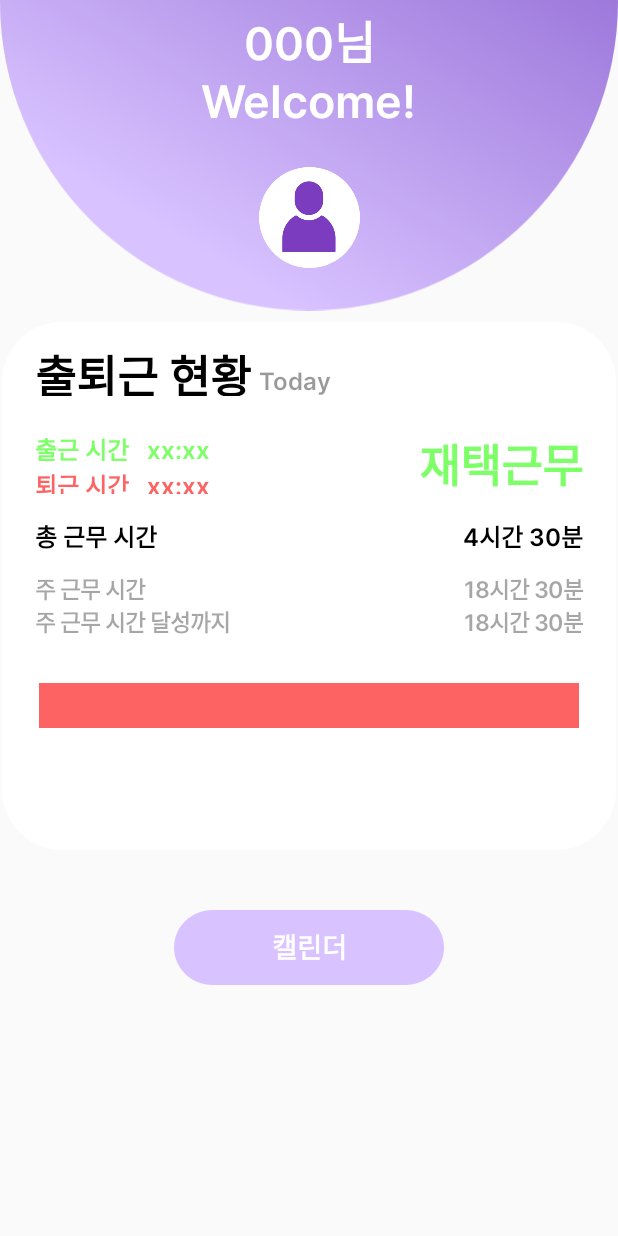
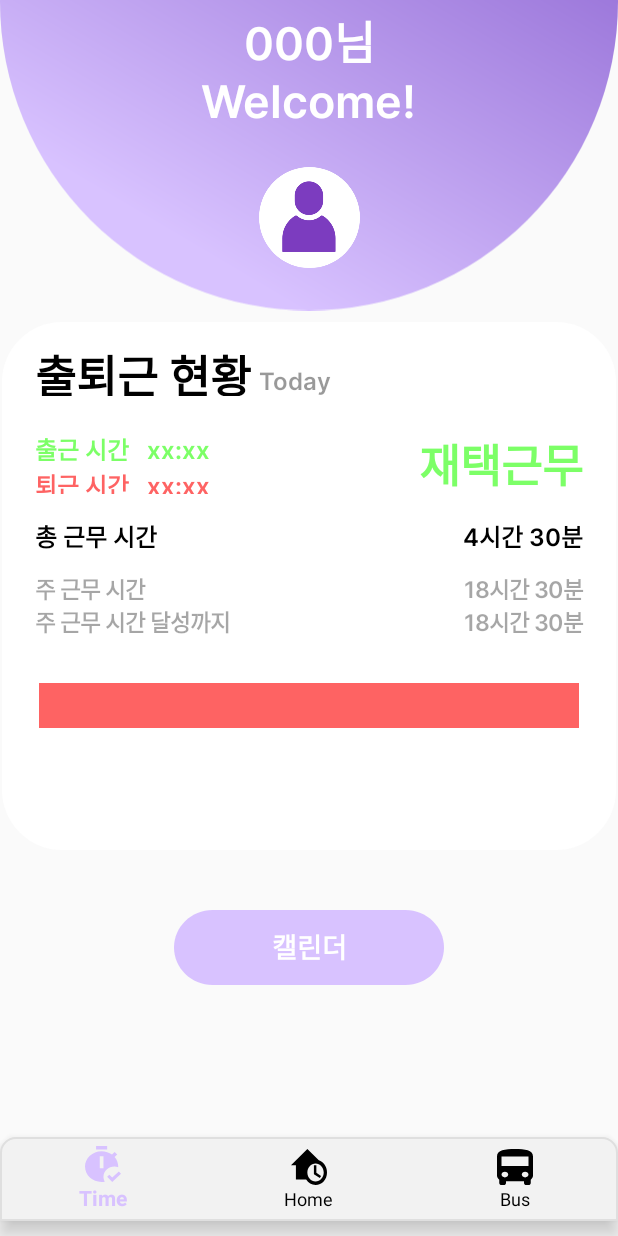
Before and after one commit to MidasApp9team/midas_android2, an Android app built with Jetpack Compose: the MainActivity screen opened directly, with no data from a screen before it, on a phone screen of 412 x 824 dp. Run offline under Robolectric (Android 15) with nearby library versions, the phone set to English and light mode, and no system bars; our stand-ins replace Dagger/Hilt's generated code, data binding.

Commit message:
feat: view pager

```diff
--- a/app/build.gradle
+++ b/app/build.gradle
@@ -64,6 +64,8 @@ dependencies {
     implementation 'androidx.activity:activity-ktx:1.1.0'
     implementation 'androidx.fragment:fragment-ktx:1.2.5'
 
+    implementation "androidx.viewpager2:viewpager2:1.0.0"
+
     implementation "com.google.dagger:hilt-android:$hilt_version"
     implementation "com.google.dagger:hilt-android-compiler:$hilt_version"
     implementation 'androidx.activity:activity-compose:1.3.1'
--- /dev/null
+++ b/app/src/main/java/com/example/midasandroid2/bus/BusFragment.kt
@@ -0,0 +1,19 @@
+package com.example.midasandroid2.bus
+
+import android.os.Bundle
+import androidx.fragment.app.Fragment
+import android.view.LayoutInflater
+import android.view.View
+import android.view.ViewGroup
+import com.example.midasandroid2.R
+import com.example.midasandroid2.base.BaseFragment
+import com.example.midasandroid2.databinding.FragmentBusBinding
+
+class BusFragment : BaseFragment<FragmentBusBinding>(R.layout.fragment_bus) {
+    override fun initView() {
+
+    }
+
+    override fun observeEvent() {}
+
+}
--- /dev/null
+++ b/app/src/main/java/com/example/midasandroid2/home/HomeFragment.kt
@@ -0,0 +1,60 @@
+package com.example.midasandroid2.home
+
+import android.os.Bundle
+import androidx.fragment.app.Fragment
+import android.view.LayoutInflater
+import android.view.View
+import android.view.ViewGroup
+import com.example.midasandroid2.R
+
+// TODO: Rename parameter arguments, choose names that match
+// the fragment initialization parameters, e.g. ARG_ITEM_NUMBER
+private const val ARG_PARAM1 = "param1"
+private const val ARG_PARAM2 = "param2"
+
+/**
+ * A simple [Fragment] subclass.
+ * Use the [HomeFragment.newInstance] factory method to
+ * create an instance of this fragment.
+ */
+class HomeFragment : Fragment() {
+    // TODO: Rename and change types of parameters
+    private var param1: String? = null
+    private var param2: String? = null
+
+    override fun onCreate(savedInstanceState: Bundle?) {
+        super.onCreate(savedInstanceState)
+        arguments?.let {
+            param1 = it.getString(ARG_PARAM1)
+            param2 = it.getString(ARG_PARAM2)
+        }
+    }
+
+    override fun onCreateView(
+        inflater: LayoutInflater, container: ViewGroup?,
+        savedInstanceState: Bundle?
+    ): View? {
+        // Inflate the layout for this fragment
+        return inflater.inflate(R.layout.fragment_home, container, false)
+    }
+
+    companion object {
+        /**
+         * Use this factory method to create a new instance of
+         * this fragment using the provided parameters.
+         *
+         * @param param1 Parameter 1.
+         * @param param2 Parameter 2.
+         * @return A new instance of fragment HomeFragment.
+         */
+        // TODO: Rename and change types and number of parameters
+        @JvmStatic
+        fun newInstance(param1: String, param2: String) =
+            HomeFragment().apply {
+                arguments = Bundle().apply {
+                    putString(ARG_PARAM1, param1)
+                    putString(ARG_PARAM2, param2)
+                }
+            }
+    }
+}
--- a/app/src/main/java/com/example/midasandroid2/main/MainActivity.kt
+++ b/app/src/main/java/com/example/midasandroid2/main/MainActivity.kt
@@ -1,43 +1,62 @@
 package com.example.midasandroid2.main
 
-import android.content.Intent
-import androidx.activity.viewModels
-import androidx.compose.ui.platform.ViewCompositionStrategy
+import android.view.MenuItem
+import androidx.viewpager2.widget.ViewPager2
 import com.example.midasandroid2.R
 import com.example.midasandroid2.base.BaseActivity
-import com.example.midasandroid2.calendar.CalendarActivity
 import com.example.midasandroid2.databinding.ActivityMainBinding
-import com.example.midasandroid2.main.compose.MainComposeHelper
-import com.example.midasandroid2.util.repeatOnStarted
+import com.example.midasandroid2.util.ViewPagerAdapter
+import com.google.android.material.bottomnavigation.BottomNavigationView
 import dagger.hilt.android.AndroidEntryPoint
 
 @AndroidEntryPoint
-class MainActivity : BaseActivity<ActivityMainBinding>(R.layout.activity_main){
+class MainActivity : BaseActivity<ActivityMainBinding>(R.layout.activity_main), BottomNavigationView.OnNavigationItemSelectedListener{
 
-    private val mainViewModel: MainViewModel by viewModels()
+    private lateinit var bottomNavigationView: BottomNavigationView
 
     override fun initView() {
         binding.run {
-            btnCalendar.setOnClickListener {
-                startActivity(Intent(this@MainActivity,CalendarActivity::class.java))
+            pager.run {
+                adapter = ViewPagerAdapter(this@MainActivity)
+                registerOnPageChangeCallback(
+                    object : ViewPager2.OnPageChangeCallback() {
+                        override fun onPageSelected(position: Int) {
+                            super.onPageSelected(position)
+                            mainBottomNavigation.menu.getItem(position).isChecked = true
+                        }
+                    }
+                )
             }
+            mainBottomNavigation.setOnNavigationItemSelectedListener(this@MainActivity)
 
-            composeView.apply {
-                setViewCompositionStrategy(ViewCompositionStrategy.DisposeOnViewTreeLifecycleDestroyed)
-                setContent {
-                    MainComposeHelper()
-                }
+            bottomNavigationView = mainBottomNavigation
+            bottomNavigationView.run {
+                setOnNavigationItemSelectedListener(this@MainActivity)
+                selectedItemId = R.id.menu_time
             }
         }
     }
 
-    override fun observeEvent() {
-        repeatOnStarted {
-            mainViewModel.eventFlow.collect {
-                when(it){
+    override fun observeEvent() {}
 
+    override fun onNavigationItemSelected(item: MenuItem): Boolean {
+        binding.run {
+            when (item.itemId) {
+                R.id.menu_time -> {
+                    pager.currentItem = 0
+                    return true
+                }
+                R.id.menu_home -> {
+                    pager.currentItem = 1
+                    return true
+                }
+                R.id.menu_bus -> {
+                    pager.currentItem = 2
+                    return true
                 }
             }
+            return false
         }
+
     }
 }
--- /dev/null
+++ b/app/src/main/java/com/example/midasandroid2/main/MainFragment.kt
@@ -0,0 +1,49 @@
+package com.example.midasandroid2.main
+
+import android.content.Intent
+import android.os.Bundle
+import androidx.fragment.app.Fragment
+import android.view.LayoutInflater
+import android.view.View
+import android.view.ViewGroup
+import androidx.activity.viewModels
+import androidx.compose.ui.platform.ViewCompositionStrategy
+import androidx.fragment.app.viewModels
+import com.example.midasandroid2.R
+import com.example.midasandroid2.base.BaseFragment
+import com.example.midasandroid2.calendar.CalendarActivity
+import com.example.midasandroid2.databinding.FragmentMainBinding
+import com.example.midasandroid2.main.compose.MainComposeHelper
+import com.example.midasandroid2.util.repeatOnStarted
+import dagger.hilt.android.AndroidEntryPoint
+
+@AndroidEntryPoint
+class MainFragment : BaseFragment<FragmentMainBinding>(R.layout.fragment_main){
+
+    private val mainViewModel: MainViewModel by viewModels()
+
+    override fun initView() {
+        binding.run {
+            btnCalendar.setOnClickListener {
+                startActivity(Intent(requireContext(), CalendarActivity::class.java))
+            }
+
+            composeView.apply {
+                setViewCompositionStrategy(ViewCompositionStrategy.DisposeOnViewTreeLifecycleDestroyed)
+                setContent {
+                    MainComposeHelper()
+                }
+            }
+        }
+    }
+
+    override fun observeEvent() {
+        repeatOnStarted {
+            mainViewModel.eventFlow.collect {
+                when(it){
+
+                }
+            }
+        }
+    }
+}
--- /dev/null
+++ b/app/src/main/java/com/example/midasandroid2/util/ViewPagerAdapter.kt
@@ -0,0 +1,20 @@
+package com.example.midasandroid2.util
+
+import androidx.fragment.app.Fragment
+import androidx.fragment.app.FragmentActivity
+import androidx.viewpager2.adapter.FragmentStateAdapter
+import com.example.midasandroid2.bus.BusFragment
+import com.example.midasandroid2.home.HomeFragment
+import com.example.midasandroid2.main.MainFragment
+
+class ViewPagerAdapter(fragment: FragmentActivity) : FragmentStateAdapter(fragment){
+    override fun getItemCount(): Int = 3
+    override fun createFragment(position: Int): Fragment {
+        return when (position) {
+            0 -> MainFragment()
+            1-> HomeFragment()
+            2 -> BusFragment()
+            else -> MainFragment()
+        }
+    }
+}
--- /dev/null
+++ b/app/src/main/res/drawable/icon_bus.xml
@@ -0,0 +1,9 @@
+<vector xmlns:android="http://schemas.android.com/apk/res/android"
+    android:width="36dp"
+    android:height="36dp"
+    android:viewportWidth="36"
+    android:viewportHeight="36">
+  <path
+      android:pathData="M31.5,17.053H4.5V7.579H31.5M28.125,28.421C27.23,28.421 26.371,28.122 25.739,27.589C25.106,27.056 24.75,26.333 24.75,25.579C24.75,24.825 25.106,24.102 25.739,23.569C26.371,23.036 27.23,22.737 28.125,22.737C29.02,22.737 29.878,23.036 30.511,23.569C31.144,24.102 31.5,24.825 31.5,25.579C31.5,26.333 31.144,27.056 30.511,27.589C29.878,28.122 29.02,28.421 28.125,28.421M7.875,28.421C6.98,28.421 6.121,28.122 5.489,27.589C4.856,27.056 4.5,26.333 4.5,25.579C4.5,24.825 4.856,24.102 5.489,23.569C6.121,23.036 6.98,22.737 7.875,22.737C8.77,22.737 9.629,23.036 10.262,23.569C10.894,24.102 11.25,24.825 11.25,25.579C11.25,26.333 10.894,27.056 10.262,27.589C9.629,28.122 8.77,28.421 7.875,28.421M0,26.526C0,28.194 0.877,29.691 2.25,30.733V34.105C2.25,34.608 2.487,35.09 2.909,35.445C3.331,35.8 3.903,36 4.5,36H6.75C7.347,36 7.919,35.8 8.341,35.445C8.763,35.09 9,34.608 9,34.105V32.21H27V34.105C27,34.608 27.237,35.09 27.659,35.445C28.081,35.8 28.653,36 29.25,36H31.5C32.097,36 32.669,35.8 33.091,35.445C33.513,35.09 33.75,34.608 33.75,34.105V30.733C35.123,29.691 36,28.194 36,26.526V7.579C36,0.947 27.945,0 18,0C8.055,0 0,0.947 0,7.579V26.526Z"
+      android:fillColor="#000000"/>
+</vector>
--- /dev/null
+++ b/app/src/main/res/drawable/icon_home.xml
@@ -0,0 +1,9 @@
+<vector xmlns:android="http://schemas.android.com/apk/res/android"
+    android:width="36dp"
+    android:height="36dp"
+    android:viewportWidth="36"
+    android:viewportHeight="36">
+  <path
+      android:pathData="M25.364,23.85L30.044,26.892L28.816,29.088L22.909,25.2V16.2H25.364V23.85ZM36,23.4C36,30.366 30.878,36 24.545,36C20.651,36 17.231,33.858 15.153,30.6H4.909V16.2H0L16.364,0L27.818,11.322C32.547,12.87 36,17.694 36,23.4ZM32.727,23.4C32.727,18.432 29.062,14.4 24.545,14.4C20.029,14.4 16.364,18.432 16.364,23.4C16.364,28.368 20.029,32.4 24.545,32.4C29.062,32.4 32.727,28.368 32.727,23.4Z"
+      android:fillColor="#000000"/>
+</vector>
--- /dev/null
+++ b/app/src/main/res/drawable/icon_time.xml
@@ -0,0 +1,9 @@
+<vector xmlns:android="http://schemas.android.com/apk/res/android"
+    android:width="36dp"
+    android:height="36dp"
+    android:viewportWidth="36"
+    android:viewportHeight="36">
+  <path
+      android:pathData="M22.154,3.429H11.077V0H22.154V3.429ZM18.462,30.857C18.462,32.623 18.941,34.286 19.772,35.709C18.757,35.897 17.705,36 16.615,36C7.44,36 0,29.091 0,20.571C0,12.051 7.44,5.143 16.615,5.143C20.529,5.143 24.129,6.411 26.991,8.571L29.612,6.103C30.554,6.857 31.385,7.646 32.215,8.52L29.594,10.954C31.865,13.594 33.231,16.937 33.231,20.571C33.231,20.777 33.231,20.966 33.231,21.171C32.049,20.794 30.831,20.571 29.538,20.571C23.428,20.571 18.462,25.183 18.462,30.857ZM18.462,10.286H14.769V22.286H18.462V10.286ZM33.859,25.44L27.231,31.594L24.295,28.869L22.154,30.857L27.231,36L36,27.857L33.859,25.44Z"
+      android:fillColor="#000000"/>
+</vector>
--- /dev/null
+++ b/app/src/main/res/drawable/main_bottom_icon_color.xml
@@ -0,0 +1,4 @@
+<selector xmlns:android="http://schemas.android.com/apk/res/android">
+    <item android:state_checked="true" android:color="@color/main_purple" />
+    <item android:color="@color/black"  />
+</selector>
--- /dev/null
+++ b/app/src/main/res/drawable/main_navigation_background.xml
@@ -0,0 +1,6 @@
+<?xml version="1.0" encoding="utf-8"?>
+<shape xmlns:android="http://schemas.android.com/apk/res/android">
+    <corners android:topLeftRadius="10dp" android:topRightRadius="10dp" />
+    <solid android:color="#F2F2F2"/>
+    <stroke android:color="#DFDFDF" android:width="1dp" />
+</shape>
--- a/app/src/main/res/layout/activity_main.xml
+++ b/app/src/main/res/layout/activity_main.xml
@@ -3,81 +3,45 @@
     xmlns:android="http://schemas.android.com/apk/res/android"
     xmlns:app="http://schemas.android.com/apk/res-auto"
     xmlns:tools="http://schemas.android.com/tools">
+    <androidx.constraintlayout.widget.ConstraintLayout
+        android:layout_width="match_parent"
+        android:layout_height="match_parent"
+        tools:context=".main.MainActivity">
 
-    <ScrollView
-        android:layout_width="match_parent"
-        android:layout_height="match_parent">
+        <FrameLayout
+            android:id="@+id/main_frame"
+            android:layout_width="match_parent"
+            android:layout_height="0dp"
+            app:layout_constraintBottom_toTopOf="@+id/guideline2"
+            app:layout_constraintTop_toTopOf="parent" />
 
-        <androidx.constraintlayout.widget.ConstraintLayout
+        <androidx.constraintlayout.widget.Guideline
+            android:id="@+id/guideline2"
             android:layout_width="match_parent"
-            android:layout_height="match_parent"
-            tools:context=".main.MainActivity">
+            android:layout_height="0dp"
+            android:orientation="horizontal"
+            app:layout_constraintGuide_percent="0.92" />
 
-            <ImageView
-                android:layout_width="wrap_content"
-                android:layout_height="wrap_content"
-                android:layout_marginTop="-288dp"
-                android:src="@drawable/img_circle_purple_main"
-                app:layout_constraintEnd_toEndOf="parent"
-                app:layout_constraintStart_toStartOf="parent"
-                app:layout_constraintTop_toTopOf="parent" />
+        <androidx.viewpager2.widget.ViewPager2
+            android:id="@+id/pager"
+            android:layout_width="match_parent"
+            android:layout_height="0dp"
+            app:layout_constraintBottom_toTopOf="@+id/main_bottom_navigation"
+            app:layout_constraintTop_toTopOf="parent" />
 
-            <TextView
-                android:id="@+id/tv_name"
-                style="@style/Top_text_Small"
-                android:layout_marginTop="5dp"
-                android:text="000님"
-                app:layout_constraintEnd_toEndOf="parent"
-                app:layout_constraintStart_toStartOf="parent"
-                app:layout_constraintTop_toTopOf="parent" />
+        <com.google.android.material.bottomnavigation.BottomNavigationView
+            android:id="@+id/main_bottom_navigation"
+            android:layout_width="match_parent"
+            android:layout_height="0dp"
+            app:menu="@menu/main_menu_bottom"
+            android:fontFamily="@font/inter_semibold"
+            android:includeFontPadding="false"
+            android:background="@drawable/main_navigation_background"
+            app:itemIconTint="@drawable/main_bottom_icon_color"
+            app:itemTextColor="@drawable/main_bottom_icon_color"
+            app:layout_constraintEnd_toEndOf="parent"
+            app:layout_constraintStart_toStartOf="parent"
+            app:layout_constraintTop_toTopOf="@+id/guideline2" />
+    </androidx.constraintlayout.widget.ConstraintLayout>
 
-            <TextView
-                android:id="@+id/tv_hello"
-                style="@style/Top_text_Small"
-                android:text="Welcome!"
-                app:layout_constraintEnd_toEndOf="parent"
-                app:layout_constraintStart_toStartOf="parent"
-                app:layout_constraintTop_toBottomOf="@+id/tv_name" />
-
-            <androidx.cardview.widget.CardView
-                android:id="@+id/card_view"
-                android:layout_width="67dp"
-                android:layout_height="67dp"
-                android:layout_marginTop="25dp"
-                app:cardCornerRadius="75dp"
-                app:cardElevation="0dp"
-                app:layout_constraintEnd_toEndOf="parent"
-                app:layout_constraintStart_toStartOf="parent"
-                app:layout_constraintTop_toBottomOf="@+id/tv_hello">
-                <ImageView
-                    android:id="@+id/img_profile"
-                    android:layout_width="match_parent"
-                    android:layout_height="match_parent"
-                    android:src="@drawable/img_profile"
-                    android:scaleType="centerCrop"
-                    />
-            </androidx.cardview.widget.CardView>
-
-            <androidx.compose.ui.platform.ComposeView
-                android:id="@+id/compose_view"
-                android:layout_width="match_parent"
-                android:layout_height="352dp"
-                android:layout_marginTop="36dp"
-                app:layout_constraintEnd_toEndOf="parent"
-                app:layout_constraintHorizontal_bias="0.0"
-                app:layout_constraintStart_toStartOf="parent"
-                app:layout_constraintTop_toBottomOf="@+id/card_view" />
-
-            <Button
-                android:id="@+id/btn_calendar"
-                style="@style/btn_text"
-                android:text="캘린더"
-                android:layout_marginTop="40dp"
-                app:layout_constraintEnd_toEndOf="parent"
-                app:layout_constraintStart_toStartOf="parent"
-                app:layout_constraintTop_toBottomOf="@id/compose_view" />
-
-        </androidx.constraintlayout.widget.ConstraintLayout>
-
-    </ScrollView>
 </layout>
--- a/app/src/main/res/layout/activity_sign_in.xml
+++ b/app/src/main/res/layout/activity_sign_in.xml
@@ -131,14 +131,14 @@
             android:id="@+id/textView3"
             android:layout_width="221dp"
             android:layout_height="36dp"
-            android:layout_marginStart="92dp"
             android:layout_marginTop="80dp"
+            android:fontFamily="@font/inter_semibold"
             android:gravity="center"
+            android:includeFontPadding="false"
             android:text="계정이 없으십니까?"
             android:textColor="#000000"
             android:textSize="16sp"
-            android:fontFamily="@font/inter_semibold"
-            android:includeFontPadding="false"
+            app:layout_constraintEnd_toEndOf="parent"
             app:layout_constraintStart_toStartOf="parent"
             app:layout_constraintTop_toBottomOf="@+id/btn_login" />
 
--- a/app/src/main/res/layout/activity_sign_up.xml
+++ b/app/src/main/res/layout/activity_sign_up.xml
@@ -147,7 +147,6 @@
             android:id="@+id/textView3"
             android:layout_width="221dp"
             android:layout_height="36dp"
-            android:layout_marginStart="92dp"
             android:layout_marginTop="20dp"
             android:fontFamily="@font/inter_semibold"
             android:gravity="center"
@@ -155,6 +154,7 @@
             android:text="계정이 있으십니까?"
             android:textColor="#000000"
             android:textSize="16sp"
+            app:layout_constraintEnd_toEndOf="parent"
             app:layout_constraintStart_toStartOf="parent"
             app:layout_constraintTop_toBottomOf="@+id/btn_sign_up" />
 
--- /dev/null
+++ b/app/src/main/res/layout/fragment_bus.xml
@@ -0,0 +1,10 @@
+<?xml version="1.0" encoding="utf-8"?>
+<layout
+    xmlns:android="http://schemas.android.com/apk/res/android"
+    xmlns:tools="http://schemas.android.com/tools">
+    <androidx.constraintlayout.widget.ConstraintLayout
+        android:layout_width="match_parent"
+        android:layout_height="match_parent"
+        tools:context=".bus.BusFragment">
+    </androidx.constraintlayout.widget.ConstraintLayout>
+</layout>
--- /dev/null
+++ b/app/src/main/res/layout/fragment_home.xml
@@ -0,0 +1,11 @@
+<?xml version="1.0" encoding="utf-8"?>
+<layout
+    xmlns:android="http://schemas.android.com/apk/res/android"
+    xmlns:tools="http://schemas.android.com/tools">
+    <androidx.constraintlayout.widget.ConstraintLayout
+        android:layout_width="match_parent"
+        android:layout_height="match_parent"
+        tools:context=".home.HomeFragment">
+
+    </androidx.constraintlayout.widget.ConstraintLayout>
+</layout>
--- /dev/null
+++ b/app/src/main/res/layout/fragment_main.xml
@@ -0,0 +1,83 @@
+<?xml version="1.0" encoding="utf-8"?>
+<layout
+    xmlns:android="http://schemas.android.com/apk/res/android"
+    xmlns:app="http://schemas.android.com/apk/res-auto"
+    xmlns:tools="http://schemas.android.com/tools">
+
+    <ScrollView
+        android:layout_width="match_parent"
+        android:layout_height="match_parent">
+
+        <androidx.constraintlayout.widget.ConstraintLayout
+            android:layout_width="match_parent"
+            android:layout_height="wrap_content"
+            tools:context=".main.MainFragment">
+
+            <ImageView
+                android:layout_width="wrap_content"
+                android:layout_height="wrap_content"
+                android:layout_marginTop="-288dp"
+                android:src="@drawable/img_circle_purple_main"
+                app:layout_constraintEnd_toEndOf="parent"
+                app:layout_constraintStart_toStartOf="parent"
+                app:layout_constraintTop_toTopOf="parent" />
+
+            <TextView
+                android:id="@+id/tv_name"
+                style="@style/Top_text_Small"
+                android:layout_marginTop="5dp"
+                android:text="000님"
+                app:layout_constraintEnd_toEndOf="parent"
+                app:layout_constraintStart_toStartOf="parent"
+                app:layout_constraintTop_toTopOf="parent" />
+
+            <TextView
+                android:id="@+id/tv_hello"
+                style="@style/Top_text_Small"
+                android:text="Welcome!"
+                app:layout_constraintEnd_toEndOf="parent"
+                app:layout_constraintStart_toStartOf="parent"
+                app:layout_constraintTop_toBottomOf="@+id/tv_name" />
+
+            <androidx.cardview.widget.CardView
+                android:id="@+id/card_view"
+                android:layout_width="67dp"
+                android:layout_height="67dp"
+                android:layout_marginTop="25dp"
+                app:cardCornerRadius="75dp"
+                app:cardElevation="0dp"
+                app:layout_constraintEnd_toEndOf="parent"
+                app:layout_constraintStart_toStartOf="parent"
+                app:layout_constraintTop_toBottomOf="@+id/tv_hello">
+                <ImageView
+                    android:id="@+id/img_profile"
+                    android:layout_width="match_parent"
+                    android:layout_height="match_parent"
+                    android:src="@drawable/img_profile"
+                    android:scaleType="centerCrop"
+                    />
+            </androidx.cardview.widget.CardView>
+
+            <androidx.compose.ui.platform.ComposeView
+                android:id="@+id/compose_view"
+                android:layout_width="match_parent"
+                android:layout_height="352dp"
+                android:layout_marginTop="36dp"
+                app:layout_constraintEnd_toEndOf="parent"
+                app:layout_constraintHorizontal_bias="0.0"
+                app:layout_constraintStart_toStartOf="parent"
+                app:layout_constraintTop_toBottomOf="@+id/card_view" />
+
+            <Button
+                android:id="@+id/btn_calendar"
+                style="@style/btn_text"
+                android:text="캘린더"
+                android:layout_marginTop="40dp"
+                app:layout_constraintEnd_toEndOf="parent"
+                app:layout_constraintStart_toStartOf="parent"
+                app:layout_constraintTop_toBottomOf="@id/compose_view" />
+
+        </androidx.constraintlayout.widget.ConstraintLayout>
+
+    </ScrollView>
+</layout>
--- /dev/null
+++ b/app/src/main/res/menu/main_menu_bottom.xml
@@ -0,0 +1,19 @@
+<?xml version="1.0" encoding="utf-8"?>
+<menu xmlns:android="http://schemas.android.com/apk/res/android">
+
+    <item
+        android:id="@+id/menu_time"
+        android:icon="@drawable/icon_time"
+        android:title="Time"/>
+
+    <item
+        android:id="@+id/menu_home"
+        android:icon="@drawable/icon_home"
+        android:title="Home" />
+
+    <item
+        android:id="@+id/menu_bus"
+        android:icon="@drawable/icon_bus"
+        android:title="Bus"/>
+
+</menu>
```
